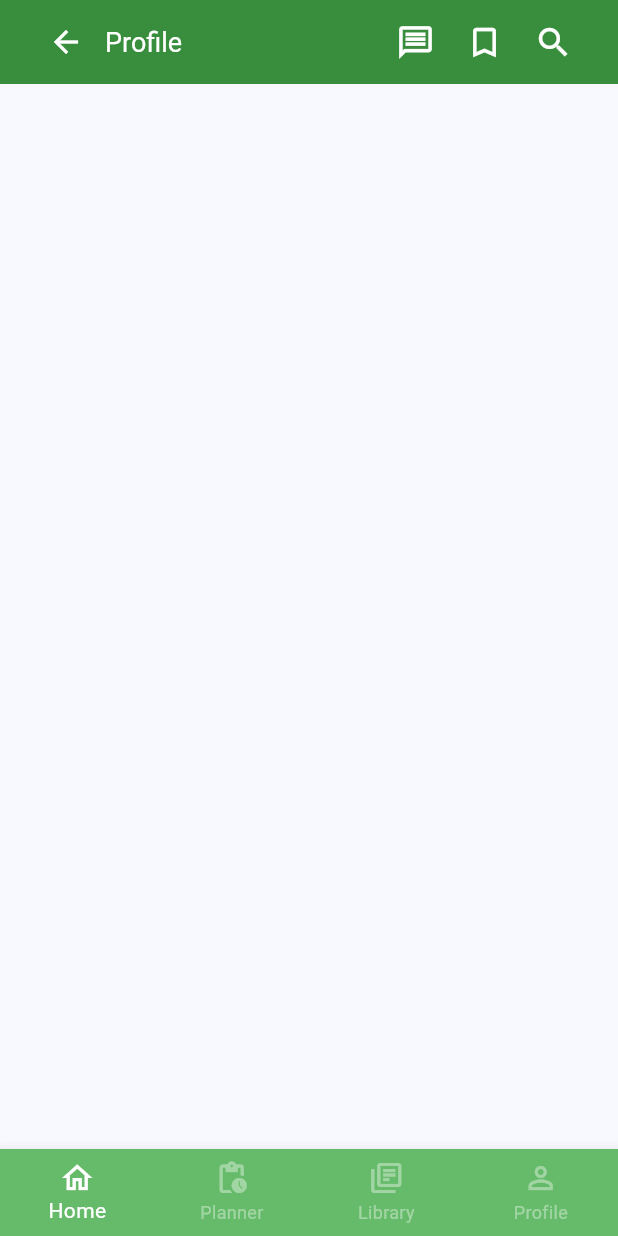
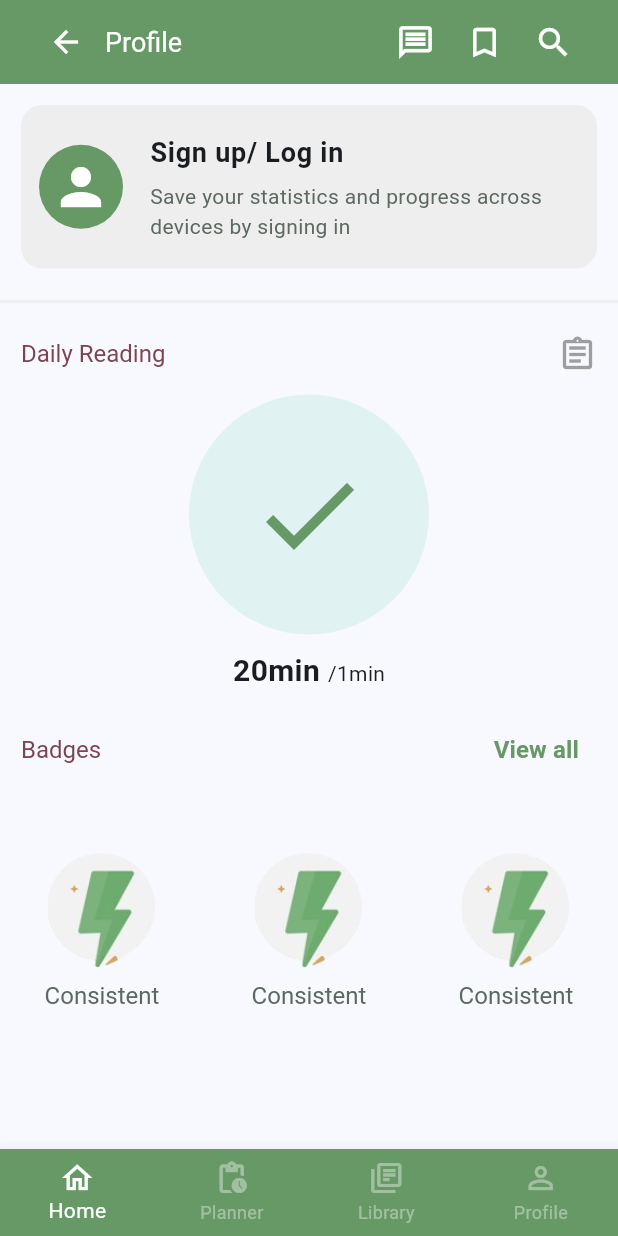
Before and after one commit to Shakshor/words_explorer_app, a Flutter app: the ProfileBottomNav screen opened directly, on a phone screen of 412 x 824 dp. Run offline on Flutter 3.47's test engine with Material 3 defaults, Android fonts, the phone set to English and light mode, and no system bars; our stand-ins replace dio, flutter_riverpod, sqflite; accounts and stored records are empty.

Commit message:
streak part starting in profile section

```diff
--- a/lib/src/features/ui_tasks/profile_section/bottom_tabs/profile_bottom_nav_bar.dart
+++ b/lib/src/features/ui_tasks/profile_section/bottom_tabs/profile_bottom_nav_bar.dart
@@ -1,5 +1,7 @@
 import 'package:flutter/material.dart';
 import 'package:words_explorer_app/src/features/ui_tasks/profile_section/profile_view/profile_tab_view.dart';
+
+import '../../../../utils/app_color.dart';
 
 class ProfileBottomNav extends StatefulWidget {
   const ProfileBottomNav({super.key});
@@ -50,7 +52,8 @@ class _ProfileBottomNavState extends State<ProfileBottomNav> {
       bottomNavigationBar: BottomNavigationBar(
 
         type: BottomNavigationBarType.fixed,
-        backgroundColor: Colors.green.shade400,
+        // backgroundColor: Colors.green.shade400,
+        backgroundColor: AppColor.greenColor,
         currentIndex: _currentIndex,
         selectedItemColor: Colors.white,
         unselectedItemColor: Colors.white38,
--- /dev/null
+++ b/lib/src/features/ui_tasks/profile_section/profile_view/components/header_card_widget.dart
@@ -0,0 +1,53 @@
+import 'package:flutter/material.dart';
+
+import '../../../../../utils/app_color.dart';
+
+class HeaderCardWidget extends StatelessWidget {
+  const HeaderCardWidget({
+    super.key,
+  });
+
+  @override
+  Widget build(BuildContext context) {
+    return Padding(
+      padding: const EdgeInsets.all(14.0),
+      child: ListTile(
+        // tileColor: Colors.blueGrey.shade50,
+        tileColor: AppColor.brightGray,
+        shape: RoundedRectangleBorder(
+            borderRadius: BorderRadius.circular(14)
+        ),
+        contentPadding: const EdgeInsets.all(10),
+        leading: const CircleAvatar(
+          backgroundColor: AppColor.greenColor,
+          radius: 30,
+          child: Icon(
+            Icons.person,
+            color: Colors.white,
+            size: 40,
+          ),
+        ),
+
+        title: const Text(
+          'Sign up/ Log in',
+          style: TextStyle(
+            fontSize: 18,
+            fontWeight: FontWeight.bold,
+          ),
+        ),
+        subtitle: const Padding(
+          padding:  EdgeInsets.only(
+            top: 6,
+          ),
+          child: Text(
+            'Save your statistics and progress across\ndevices by signing in',
+            style: TextStyle(
+              fontSize: 14,
+              color: AppColor.graniteGray,
+            ),
+          ),
+        ),
+      ),
+    );
+  }
+}
--- /dev/null
+++ b/lib/src/features/ui_tasks/profile_section/profile_view/components/statistics_header_part.dart
@@ -0,0 +1,46 @@
+import 'package:flutter/material.dart';
+import '../../../../../utils/app_color.dart';
+
+class StatisticsHeaderPart extends StatelessWidget {
+  const StatisticsHeaderPart({
+    super.key,
+  });
+
+  @override
+  Widget build(BuildContext context) {
+    return Column(
+      children: [
+        CircleAvatar(
+          backgroundColor: AppColor.lightTeal,
+          radius: 80,
+          child: const Icon(
+            Icons.check,
+            size: 80,
+            color: AppColor.greenColor,
+          ),
+        ),
+
+        const SizedBox(
+          height: 10,
+        ),
+
+        const Text.rich(
+            TextSpan(
+                children: [
+                  TextSpan(
+                      text: '20min ',
+                      style: TextStyle(
+                        fontSize: 20,
+                        fontWeight: FontWeight.bold,
+                      )
+                  ),
+                  TextSpan(
+                    text: '/1min',
+                  ),
+                ]
+            )
+        ),
+      ],
+    );
+  }
+}
--- a/lib/src/features/ui_tasks/profile_section/profile_view/profile_tab_view.dart
+++ b/lib/src/features/ui_tasks/profile_section/profile_view/profile_tab_view.dart
@@ -1,4 +1,7 @@
 import 'package:flutter/material.dart';
+import '../../../../utils/app_color.dart';
+import 'components/header_card_widget.dart';
+import 'components/statistics_header_part.dart';
 
 class ProfileTabScreen extends StatelessWidget {
   const ProfileTabScreen({super.key});
@@ -7,7 +10,8 @@ class ProfileTabScreen extends StatelessWidget {
   Widget build(BuildContext context) {
     return Scaffold(
       appBar: AppBar(
-        backgroundColor: Colors.green.shade700,
+        // backgroundColor: Colors.green.shade700,
+        backgroundColor: AppColor.greenColor,
         leading: Row(
           children: [
             const SizedBox(width: 20), // Add spacing
@@ -59,6 +63,161 @@ class ProfileTabScreen extends StatelessWidget {
           ),
         ],
       ),
+
+      body: SingleChildScrollView(
+        child: Column(
+          children: [
+            // header_card
+            const HeaderCardWidget(),
+            // divider
+            const Divider(
+              color: AppColor.brightGray,
+              thickness: 2,
+            ),
+
+            /*------------------statistics--------------*/
+            // title_part
+            const Padding(
+              padding: EdgeInsets.all(14.0),
+              child: Row(
+                mainAxisAlignment: MainAxisAlignment.spaceBetween,
+                crossAxisAlignment: CrossAxisAlignment.center,
+                children: [
+                  Text(
+                    'Daily Reading',
+                    style: TextStyle(
+                      letterSpacing: 0,
+                      fontSize: 16,
+                      color: AppColor.tuscanRed,
+                    ),
+                  ),
+                  Icon(
+                      Icons.assignment_outlined,
+                      color: Colors.grey,
+                      size: 26,
+                      // Icons.menu_book_outlined,
+                  ),
+                ],
+              ),
+            ),
+
+            // checking_part
+            const StatisticsHeaderPart(),
+
+            /// chart_part_is_not_done
+            /// progress_bar_is_not_done
+
+            // badges_part
+            Padding(
+              padding: const EdgeInsets.all(14.0),
+              child: Row(
+                mainAxisAlignment: MainAxisAlignment.spaceBetween,
+                crossAxisAlignment: CrossAxisAlignment.center,
+                children: [
+                  const Text(
+                    'Badges',
+                    style: TextStyle(
+                      letterSpacing: 0,
+                      fontSize: 16,
+                      color: AppColor.tuscanRed,
+                    ),
+                  ),
+                  TextButton(
+                      onPressed: (){
+
+                      },
+                      child: Text(
+                          'View all',
+                        style: TextStyle(
+                          fontSize: 16,
+                          fontWeight: FontWeight.bold,
+                          color: AppColor.greenColor,
+                        ),
+                      ),
+                  ),
+                ],
+              ),
+            ),
+
+            // badge_row
+            Padding(
+              padding: const EdgeInsets.all(14.0),
+              child: Padding(
+                padding: const EdgeInsets.all(14.0),
+                child: Row(
+                  mainAxisAlignment: MainAxisAlignment.spaceBetween,
+                  crossAxisAlignment: CrossAxisAlignment.center,
+                  children: [
+                    Column(
+                      mainAxisAlignment: MainAxisAlignment.spaceBetween,
+                      children: [
+                        Image.asset(
+                          'assets/images/streak_image.png',
+                          width: 80,
+                          height: 80,
+                        ),
+                        SizedBox(
+                          height: 6,
+                        ),
+                        Text(
+                            'Consistent',
+                          style: TextStyle(
+                            letterSpacing: 0,
+                            fontSize: 16,
+                            color: AppColor.graniteGray,
+                          ),
+                        ),
+                      ],
+                    ),
+                    Column(
+                      mainAxisAlignment: MainAxisAlignment.spaceBetween,
+                      children: [
+                        Image.asset(
+                          'assets/images/streak_image.png',
+                          width: 80,
+                          height: 80,
+                        ),
+                        SizedBox(
+                          height: 6,
+                        ),
+                        Text(
+                          'Consistent',
+                          style: TextStyle(
+                            letterSpacing: 0,
+                            fontSize: 16,
+                            color: AppColor.graniteGray,
+                          ),
+                        ),
+                      ],
+                    ),
+                    Column(
+                      mainAxisAlignment: MainAxisAlignment.spaceBetween,
+                      children: [
+                        Image.asset(
+                          'assets/images/streak_image.png',
+                          width: 80,
+                          height: 80,
+                        ),
+                        SizedBox(
+                          height: 6,
+                        ),
+                        Text(
+                          'Consistent',
+                          style: TextStyle(
+                            letterSpacing: 0,
+                            fontSize: 16,
+                            color: AppColor.graniteGray,
+                          ),
+                        ),
+                      ],
+                    ),
+                  ],
+                ),
+              ),
+            )
+          ],
+        ),
+      ),
     );
   }
 }
--- /dev/null
+++ b/lib/src/utils/app_color.dart
@@ -0,0 +1,9 @@
+import 'package:flutter/material.dart';
+
+class AppColor{
+  static const greenColor = Color(0xff669966);
+  static const graniteGray = Color(0xff5C6961);
+  static const brightGray = Color(0xffEEEEEE);
+  static const tuscanRed = Color(0xff7c444f);
+  static Color lightTeal = Colors.teal.shade50;
+}
--- a/pubspec.yaml
+++ b/pubspec.yaml
@@ -66,6 +66,7 @@ flutter:
   # To add assets to your application, add an assets section, like this:
   assets:
     - assets/sqlite_db/words.db
+    - assets/images/
 
   # An image asset can refer to one or more resolution-specific "variants", see
   # https://flutter.dev/assets-and-images/#resolution-aware
```
Also changed, not shown: assets/images/streak_image.png (added).
